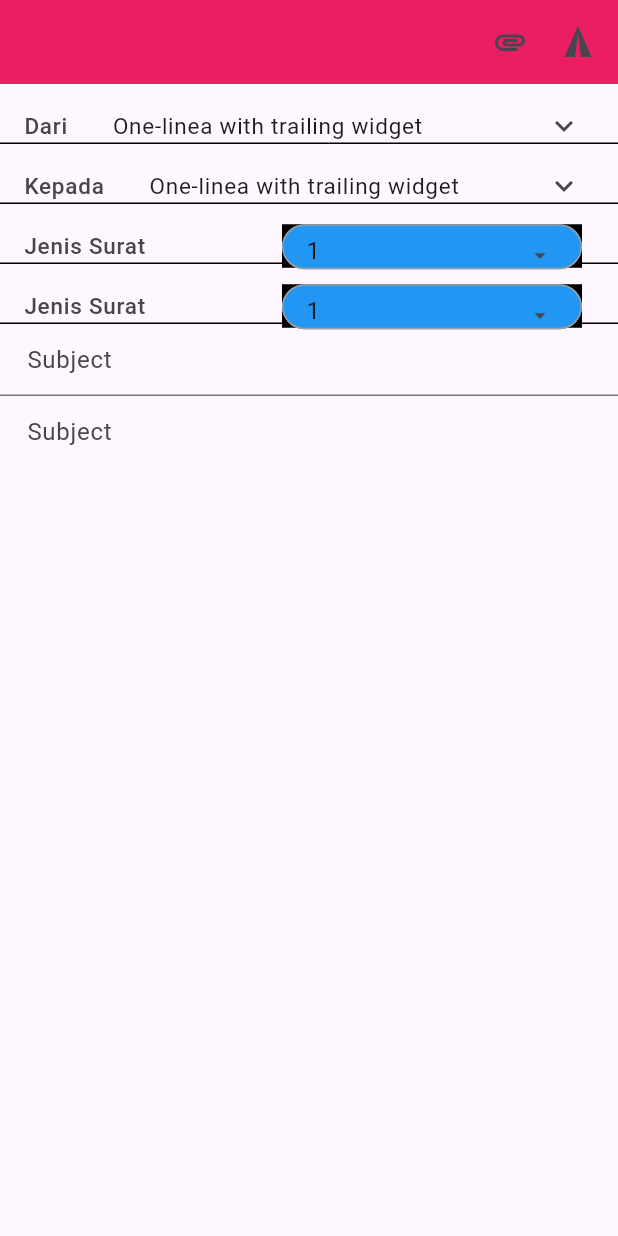
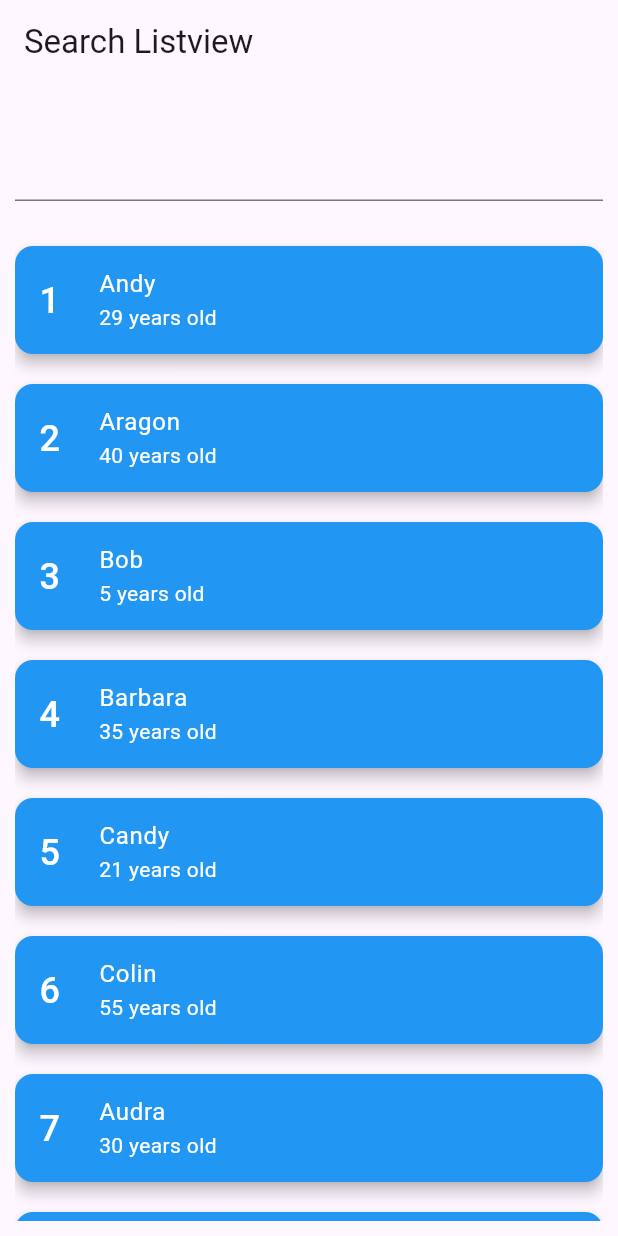
Before and after one commit to Christian-Tiovanto/FE-FlutterProject, a Flutter app: the screen it shows after launch, on a phone screen of 412 x 824 dp. Run offline on Flutter 3.47's test engine with Material 3 defaults, Android fonts, the light colour scheme and no system bars.

Commit message:
testing search

```diff
--- a/project/lib/main.dart
+++ b/project/lib/main.dart
@@ -1,6 +1,121 @@
+// main.dart
 import 'package:flutter/material.dart';
-import 'package:project/tian/PengajuanSurat.dart';
 
 void main() {
-  runApp(PengajuanSurat());
+  runApp(const MyApp());
 }
+
+class MyApp extends StatelessWidget {
+  const MyApp({Key? key}) : super(key: key);
+
+  @override
+  Widget build(BuildContext context) {
+    return const MaterialApp(
+      debugShowCheckedModeBanner: false,
+      home: HomePage(),
+    );
+  }
+}
+
+class HomePage extends StatefulWidget {
+  const HomePage({Key? key}) : super(key: key);
+
+  @override
+  _HomePageState createState() => _HomePageState();
+}
+
+class _HomePageState extends State<HomePage> {
+  final List<Map<String, dynamic>> _allUsers = [
+    {"id": 1, "name": "Andy", "age": 29},
+    {"id": 2, "name": "Aragon", "age": 40},
+    {"id": 3, "name": "Bob", "age": 5},
+    {"id": 4, "name": "Barbara", "age": 35},
+    {"id": 5, "name": "Candy", "age": 21},
+    {"id": 6, "name": "Colin", "age": 55},
+    {"id": 7, "name": "Audra", "age": 30},
+    {"id": 8, "name": "Banana", "age": 14},
+    {"id": 9, "name": "Caversky", "age": 100},
+    {"id": 10, "name": "Becky", "age": 32},
+  ];
+
+  // This list holds the data for the list view
+  List<Map<String, dynamic>> _foundUsers = [];
+  @override
+  initState() {
+    _foundUsers = _allUsers;
+    super.initState();
+  }
+
+  // This function is called whenever the text field changes
+  void _runFilter(String enteredKeyword) {
+    List<Map<String, dynamic>> results = [];
+    print(enteredKeyword);
+    if (enteredKeyword.isEmpty) {
+      // if the search field is empty or only contains white-space, we'll display all users
+      results = _allUsers;
+    } else {
+      print("siniii");
+      results = _allUsers
+          .where((user) =>
+              user["name"].toLowerCase().contains(enteredKeyword.toLowerCase()))
+          .toList();
+      _foundUsers = results;
+      print(_foundUsers);
+      // we use the toLowerCase() method to make it case-insensitive
+    }
+  }
+
+  @override
+  Widget build(BuildContext context) {
+    return Scaffold(
+      appBar: AppBar(
+        title: const Text('Search Listview'),
+      ),
+      body: Padding(
+        padding: const EdgeInsets.all(10),
+        child: Column(
+          children: [
+            const SizedBox(
+              height: 20,
+            ),
+            TextField(
+              onChanged: (value) => {_runFilter(value), setState(() {})},
+              decoration: const InputDecoration(),
+            ),
+            const SizedBox(
+              height: 20,
+            ),
+            Expanded(
+              child: _foundUsers.isNotEmpty
+                  ? ListView.builder(
+                      itemCount: _foundUsers.length,
+                      itemBuilder: (context, index) => Card(
+                        key: ValueKey(_foundUsers[index]["id"]),
+                        color: Colors.blue,
+                        elevation: 4,
+                        margin: const EdgeInsets.symmetric(vertical: 10),
+                        child: ListTile(
+                          leading: Text(
+                            _foundUsers[index]["id"].toString(),
+                            style: const TextStyle(
+                                fontSize: 24, color: Colors.white),
+                          ),
+                          title: Text(_foundUsers[index]['name'],
+                              style: TextStyle(color: Colors.white)),
+                          subtitle: Text(
+                              '${_foundUsers[index]["age"].toString()} years old',
+                              style: TextStyle(color: Colors.white)),
+                        ),
+                      ),
+                    )
+                  : const Text(
+                      'No results found',
+                      style: TextStyle(fontSize: 24),
+                    ),
+            ),
+          ],
+        ),
+      ),
+    );
+  }
+}
```
